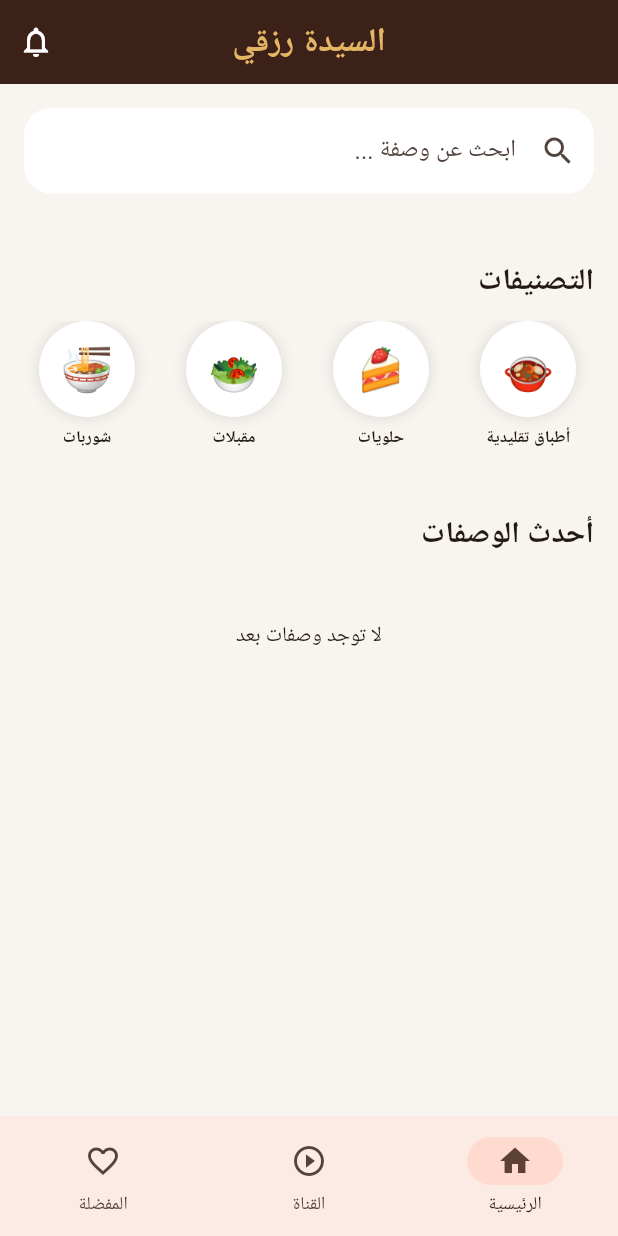
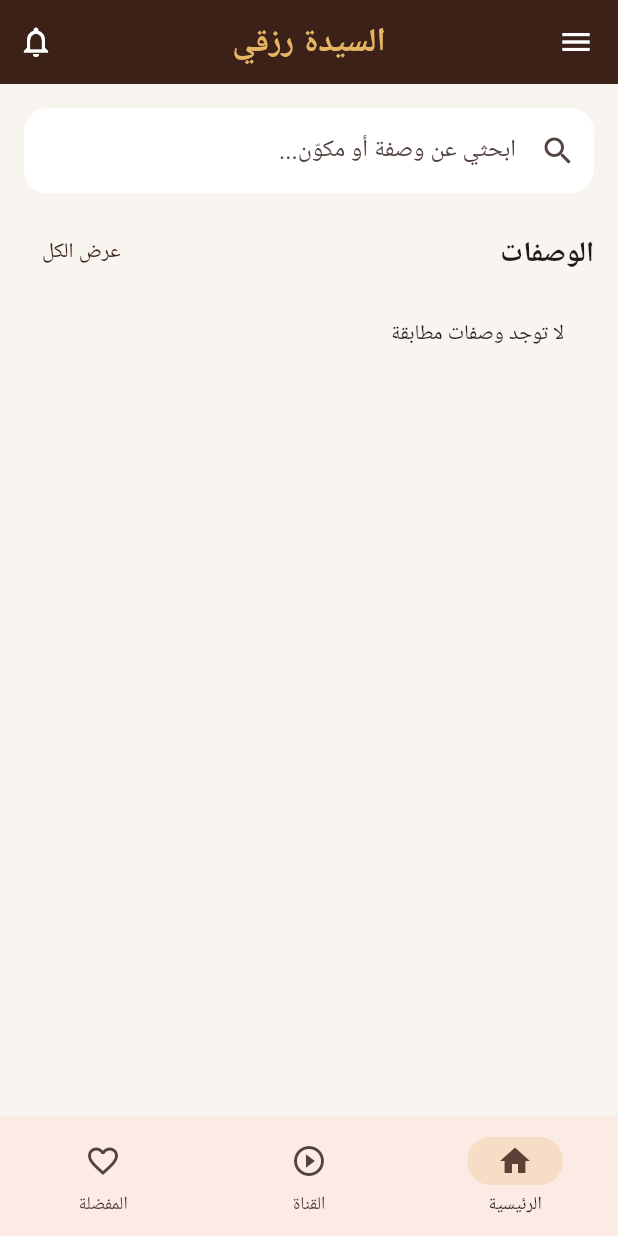
Before and after one commit to DzRazki/sayida-rozqi, a Flutter app: the screen it shows after launch, after a tap on "ابدأ الآن", after a tap on "السيدة رزقي", on a phone screen of 412 x 824 dp. Run offline on Flutter 3.47's test engine with Material 3 defaults, Android fonts, the phone set to English and light mode, and no system bars; our stand-ins replace shared_preferences, supabase_flutter, webview_flutter; accounts and stored records are empty.

Commit message:
Fix home layout overflow, search and navigation

```diff
--- a/lib/screens/home_screen.dart
+++ b/lib/screens/home_screen.dart
@@ -12,7 +12,6 @@ import 'youtube_channel_screen.dart';
 
 class HomeScreen extends StatefulWidget {
   const HomeScreen({super.key});
-
   @override
   State<HomeScreen> createState() => _HomeScreenState();
 }
@@ -21,96 +20,80 @@ class _HomeScreenState extends State<HomeScreen> {
   List<Recipe> recipes = [];
   bool loading = true;
   String query = '';
+  String? error;
   int adminTaps = 0;
-
+  final search = TextEditingController();
   @override
-  void initState() {
-    super.initState();
-    load();
-  }
-
+  void initState() { super.initState(); load(); }
+  @override
+  void dispose() { search.dispose(); super.dispose(); }
   Future<void> load() async {
-    setState(() => loading = true);
+    setState(() { loading = true; error = null; });
     try {
-      recipes = await SupabaseService.fetchRecipes();
-    } catch (_) {}
-    if (mounted) setState(() => loading = false);
-  }
-
-  void _secretAdminTap() {
-    adminTaps++;
-    if (adminTaps >= 20) {
-      adminTaps = 0;
-      Navigator.push(context, MaterialPageRoute(builder: (_) => const AdminLoginScreen()));
+      final data = await SupabaseService.fetchRecipes();
+      if (!mounted) return;
+      setState(() => recipes = data);
+    } catch (_) {
+      if (mounted) setState(() => error = 'تعذر تحميل الوصفات. اسحبي لإعادة المحاولة.');
+    } finally {
+      if (mounted) setState(() => loading = false);
     }
   }
-
-  List<Recipe> get filtered => recipes.where((r) => r.name.contains(query)).toList();
-
-  List<Map<String, String>> get categories => const [
-        {'name': 'أطباق تقليدية', 'emoji': '🍲'},
-        {'name': 'حلويات', 'emoji': '🍰'},
-        {'name': 'مقبلات', 'emoji': '🥗'},
-        {'name': 'شوربات', 'emoji': '🍜'},
-        {'name': 'مشروبات', 'emoji': '🥤'},
-        {'name': 'أطباق خفيفة', 'emoji': '🥙'},
-        {'name': 'أخرى', 'emoji': '🍽️'},
-      ];
-
+  void open(Widget page) { Navigator.push(context, MaterialPageRoute<void>(builder: (_) => page)); }
+  void secret() {
+    adminTaps++;
+    if (adminTaps == 20) { adminTaps = 0; open(const AdminLoginScreen()); }
+  }
+  Widget heading(String title, VoidCallback onTap) => Row(children: [Expanded(child: Text(title, style: const TextStyle(fontSize: 19, fontWeight: FontWeight.bold))), TextButton(onPressed: onTap, child: const Text('عرض الكل'))]);
   @override
   Widget build(BuildContext context) {
-    final daily = recipes.isNotEmpty ? recipes.first : null;
-    final latest = recipes.take(6).toList();
+    final items = recipes.where((r) => r.name.contains(query) || r.ingredients.any((i) => i.contains(query))).toList();
+    final daily = recipes.isEmpty ? null : recipes.first;
+    final categories = recipes.map((r) => r.category).toSet().take(4).toList();
     return Scaffold(
       backgroundColor: const Color(0xFFF8F4EF),
-      appBar: AppBar(
-        backgroundColor: AppColors.darkBrown,
-        title: GestureDetector(onTap: _secretAdminTap, child: const Text('السيدة رزقي', style: TextStyle(color: AppColors.gold, fontWeight: FontWeight.bold))),
-        actions: [IconButton(icon: const Icon(Icons.notifications_none, color: Colors.white), onPressed: () => Navigator.push(context, MaterialPageRoute(builder: (_) => const NotificationsScreen())))],
-      ),
-      body: RefreshIndicator(
-        onRefresh: load,
-        child: ListView(padding: const EdgeInsets.all(16), children: [
-          TextField(onChanged: (value) => setState(() => query = value.trim()), decoration: InputDecoration(hintText: 'ابحث عن وصفة ...', prefixIcon: const Icon(Icons.search), filled: true, fillColor: Colors.white, border: OutlineInputBorder(borderRadius: BorderRadius.circular(18), borderSide: BorderSide.none))),
-          const SizedBox(height: 20),
-          if (daily != null)
-            GestureDetector(
-              onTap: () => Navigator.push(context, MaterialPageRoute(builder: (_) => RecipeDetailsScreen(recipe: daily))),
-              child: Container(
-                height: 220,
-                clipBehavior: Clip.antiAlias,
-                decoration: BoxDecoration(borderRadius: BorderRadius.circular(24), boxShadow: [BoxShadow(color: Colors.black.withValues(alpha: .12), blurRadius: 20, offset: const Offset(0, 8))]),
-                child: Stack(fit: StackFit.expand, children: [
-                  daily.imageUrl.isEmpty ? Container(color: AppColors.brown) : Image.network(daily.imageUrl, fit: BoxFit.cover, errorBuilder: (_, __, ___) => Container(color: AppColors.brown)),
-                  Container(decoration: BoxDecoration(gradient: LinearGradient(begin: Alignment.topCenter, end: Alignment.bottomCenter, colors: [Colors.transparent, Colors.black.withValues(alpha: .75)]))),
-                  Padding(padding: const EdgeInsets.all(18), child: Column(mainAxisAlignment: MainAxisAlignment.end, crossAxisAlignment: CrossAxisAlignment.start, children: [const Text('وصفة اليوم', style: TextStyle(color: AppColors.gold, fontWeight: FontWeight.bold)), const SizedBox(height: 6), Text(daily.name, style: const TextStyle(color: Colors.white, fontSize: 22, fontWeight: FontWeight.bold)), const SizedBox(height: 4), const Text('نكهة الأصالة في كل لقمة', style: TextStyle(color: Colors.white70)), const SizedBox(height: 12), FilledButton(onPressed: () => Navigator.push(context, MaterialPageRoute(builder: (_) => RecipeDetailsScreen(recipe: daily))), child: const Text('عرض الوصفة'))])),
-                ]),
-              ),
-            ),
-          const SizedBox(height: 24),
-          const Text('التصنيفات', style: TextStyle(fontSize: 20, fontWeight: FontWeight.bold)),
+      drawer: Drawer(child: SafeArea(child: ListView(children: [
+        const Padding(padding: EdgeInsets.all(20), child: Text('السيدة رزقي', style: TextStyle(fontSize: 22, fontWeight: FontWeight.bold))),
+        ListTile(leading: const Icon(Icons.home_outlined), title: const Text('الرئيسية'), onTap: () => Navigator.pop(context)),
+        ListTile(leading: const Icon(Icons.category_outlined), title: const Text('التصنيفات'), onTap: () { Navigator.pop(context); open(const CategoriesScreen()); }),
+        ListTile(leading: const Icon(Icons.favorite_border), title: const Text('المفضلة'), onTap: () { Navigator.pop(context); open(const FavoritesScreen()); }),
+        ListTile(leading: const Icon(Icons.play_circle_outline), title: const Text('القناة'), onTap: () { Navigator.pop(context); open(const YouTubeChannelScreen()); }),
+        ListTile(leading: const Icon(Icons.notifications_none), title: const Text('الإشعارات'), onTap: () { Navigator.pop(context); open(const NotificationsScreen()); }),
+      ]))),
+      appBar: AppBar(backgroundColor: AppColors.darkBrown, foregroundColor: Colors.white, title: GestureDetector(onTap: secret, child: const Text('السيدة رزقي', style: TextStyle(color: AppColors.gold, fontWeight: FontWeight.bold))), actions: [IconButton(onPressed: () => open(const NotificationsScreen()), icon: const Icon(Icons.notifications_none))]),
+      body: RefreshIndicator(onRefresh: load, child: ListView(physics: const AlwaysScrollableScrollPhysics(), padding: const EdgeInsets.all(16), children: [
+        TextField(controller: search, onChanged: (v) => setState(() => query = v.trim()), decoration: InputDecoration(hintText: 'ابحثي عن وصفة أو مكوّن...', prefixIcon: const Icon(Icons.search), suffixIcon: query.isEmpty ? null : IconButton(onPressed: () { search.clear(); setState(() => query = ''); }, icon: const Icon(Icons.close)), filled: true, fillColor: Colors.white, border: OutlineInputBorder(borderRadius: BorderRadius.circular(16), borderSide: BorderSide.none))),
+        const SizedBox(height: 16),
+        if (query.isEmpty && daily != null) ...[
+          Container(clipBehavior: Clip.antiAlias, decoration: BoxDecoration(color: Colors.white, borderRadius: BorderRadius.circular(20)), child: Column(crossAxisAlignment: CrossAxisAlignment.stretch, children: [
+            AspectRatio(aspectRatio: 16 / 9, child: daily.imageUrl.isEmpty ? const ColoredBox(color: AppColors.brown, child: Center(child: Icon(Icons.restaurant, color: Colors.white))) : Image.network(daily.imageUrl, fit: BoxFit.cover, errorBuilder: (_, __, ___) => const ColoredBox(color: AppColors.brown, child: Center(child: Icon(Icons.restaurant, color: Colors.white))))),
+            Padding(padding: const EdgeInsets.all(14), child: Column(mainAxisSize: MainAxisSize.min, crossAxisAlignment: CrossAxisAlignment.start, children: [
+              const Text('وصفة اليوم', style: TextStyle(color: AppColors.brown, fontWeight: FontWeight.bold)),
+              const SizedBox(height: 6),
+              Text(daily.name, maxLines: 2, overflow: TextOverflow.ellipsis, style: const TextStyle(fontSize: 19, fontWeight: FontWeight.bold)),
+              const SizedBox(height: 8),
+              Text('${daily.time} دقيقة · ${daily.servings} أشخاص', style: const TextStyle(color: AppColors.muted)),
+              const SizedBox(height: 10),
+              SizedBox(width: double.infinity, child: FilledButton(onPressed: () => open(RecipeDetailsScreen(recipe: daily)), child: const Text('عرض الوصفة'))),
+            ])),
+          ])),
           const SizedBox(height: 12),
-          SizedBox(height: 104, child: ListView(scrollDirection: Axis.horizontal, children: categories.map((category) => GestureDetector(onTap: () => Navigator.push(context, MaterialPageRoute(builder: (_) => CategoriesScreen(category: category['name']))), child: Container(width: 88, margin: const EdgeInsets.only(left: 10), child: Column(children: [Container(width: 64, height: 64, decoration: const BoxDecoration(color: Colors.white, shape: BoxShape.circle, boxShadow: [BoxShadow(color: Colors.black12, blurRadius: 8)]), child: Center(child: Text(category['emoji']!, style: const TextStyle(fontSize: 28)))), const SizedBox(height: 6), Text(category['name']!, maxLines: 1, overflow: TextOverflow.ellipsis, style: const TextStyle(fontSize: 11, fontWeight: FontWeight.w600))])))).toList())),
-          const SizedBox(height: 24),
-          const Text('أحدث الوصفات', style: TextStyle(fontSize: 20, fontWeight: FontWeight.bold)),
-          const SizedBox(height: 12),
-          if (loading) const Center(child: Padding(padding: EdgeInsets.all(30), child: CircularProgressIndicator())),
-          if (!loading && filtered.isEmpty) const Center(child: Padding(padding: EdgeInsets.all(30), child: Text('لا توجد وصفات بعد'))),
-          if (!loading) GridView.count(crossAxisCount: 2, shrinkWrap: true, physics: const NeverScrollableScrollPhysics(), mainAxisSpacing: 14, crossAxisSpacing: 14, childAspectRatio: .68, children: latest.map((recipe) => RecipeCard(recipe: recipe)).toList()),
-        ]),
-      ),
-      bottomNavigationBar: NavigationBar(
-        selectedIndex: 0,
-        onDestinationSelected: (index) {
-          if (index == 1) Navigator.push(context, MaterialPageRoute(builder: (_) => const YouTubeChannelScreen()));
-          if (index == 2) Navigator.push(context, MaterialPageRoute(builder: (_) => const FavoritesScreen()));
-        },
-        destinations: const [
-          NavigationDestination(icon: Icon(Icons.home_outlined), selectedIcon: Icon(Icons.home), label: 'الرئيسية'),
-          NavigationDestination(icon: Icon(Icons.play_circle_outline), selectedIcon: Icon(Icons.play_circle), label: 'القناة'),
-          NavigationDestination(icon: Icon(Icons.favorite_border), selectedIcon: Icon(Icons.favorite), label: 'المفضلة'),
+          heading('التصنيفات', () => open(const CategoriesScreen())),
+          Row(crossAxisAlignment: CrossAxisAlignment.start, children: categories.map((c) => Expanded(child: InkWell(onTap: () => open(CategoriesScreen(category: c)), child: Padding(padding: const EdgeInsets.symmetric(horizontal: 3, vertical: 6), child: Column(mainAxisSize: MainAxisSize.min, children: [const CircleAvatar(radius: 25, backgroundColor: Colors.white, child: Icon(Icons.restaurant_menu, color: AppColors.brown)), const SizedBox(height: 6), Text(c, textAlign: TextAlign.center, maxLines: 2, overflow: TextOverflow.ellipsis, style: const TextStyle(fontSize: 12))]))))).toList()),
+          const SizedBox(height: 8),
         ],
-      ),
+        heading(query.isEmpty ? 'الوصفات' : 'نتائج البحث', () => open(const CategoriesScreen())),
+        if (loading) const Center(child: Padding(padding: EdgeInsets.all(24), child: CircularProgressIndicator())),
+        if (error != null) Text(error!),
+        if (!loading && error == null && items.isEmpty) const Padding(padding: EdgeInsets.all(20), child: Text('لا توجد وصفات مطابقة')),
+        if (!loading) LayoutBuilder(builder: (context, constraints) {
+          final columns = constraints.maxWidth >= 600 ? 3 : 2;
+          final width = (constraints.maxWidth - 12 * (columns - 1)) / columns;
+          return Wrap(spacing: 12, runSpacing: 12, children: items.map((r) => SizedBox(width: width, child: RecipeCard(key: ValueKey(r.id), recipe: r))).toList());
+        }),
+        const SizedBox(height: 16),
+      ])),
+      bottomNavigationBar: NavigationBar(indicatorColor: AppColors.gold.withValues(alpha: .25), selectedIndex: 0, onDestinationSelected: (i) { if (i == 1) open(const YouTubeChannelScreen()); if (i == 2) open(const FavoritesScreen()); }, destinations: const [NavigationDestination(icon: Icon(Icons.home_outlined), selectedIcon: Icon(Icons.home), label: 'الرئيسية'), NavigationDestination(icon: Icon(Icons.play_circle_outline), label: 'القناة'), NavigationDestination(icon: Icon(Icons.favorite_border), label: 'المفضلة')]),
     );
   }
 }
```
